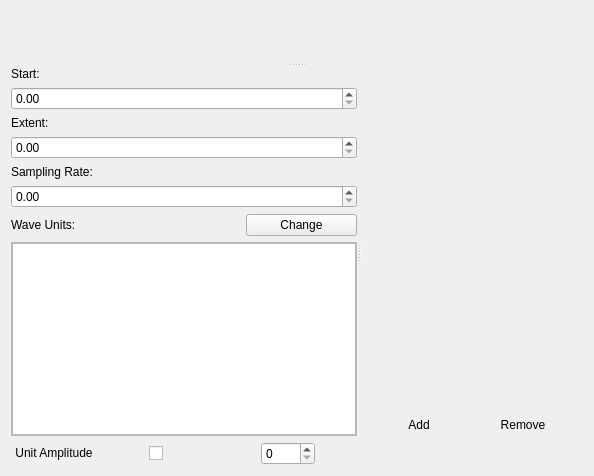
Qt form src/scipyen/gui/widgets/ModelFittingWidget.ui (ctigaret/scipyen) before a commit.
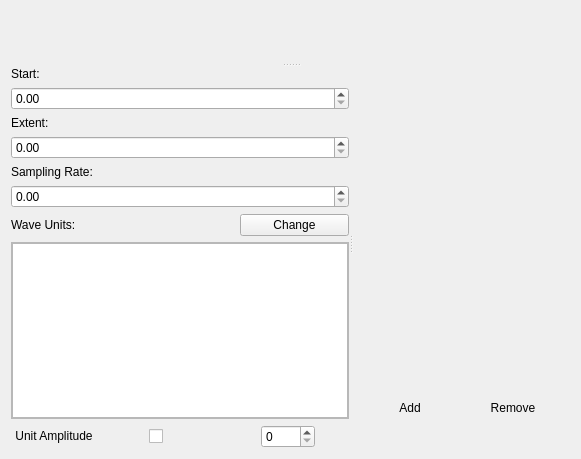
The same form after that commit. Icons and pictures are not drawn. Custom widgets are drawn as their Qt base class.

Diff of the .ui file:
```diff
--- a/src/scipyen/gui/widgets/ModelFittingWidget.ui
+++ b/src/scipyen/gui/widgets/ModelFittingWidget.ui
@@ -6,8 +6,8 @@
    <rect>
     <x>0</x>
     <y>0</y>
-    <width>594</width>
-    <height>476</height>
+    <width>581</width>
+    <height>459</height>
    </rect>
   </property>
   <property name="windowTitle">
@@ -291,8 +291,8 @@
             <rect>
              <x>0</x>
              <y>0</y>
-             <width>340</width>
-             <height>145</height>
+             <width>332</width>
+             <height>128</height>
             </rect>
            </property>
            <property name="sizePolicy">
@@ -339,7 +339,7 @@
         </item>
        </layout>
       </widget>
-      <widget class="QWidget" name="layoutWidget">
+      <widget class="QWidget" name="layoutWidget1">
        <layout class="QVBoxLayout" name="coefficientsTableVerticalLayout">
         <item>
          <widget class="TableEditorWidget" name="modelCoefficientsTable" native="true">
```
